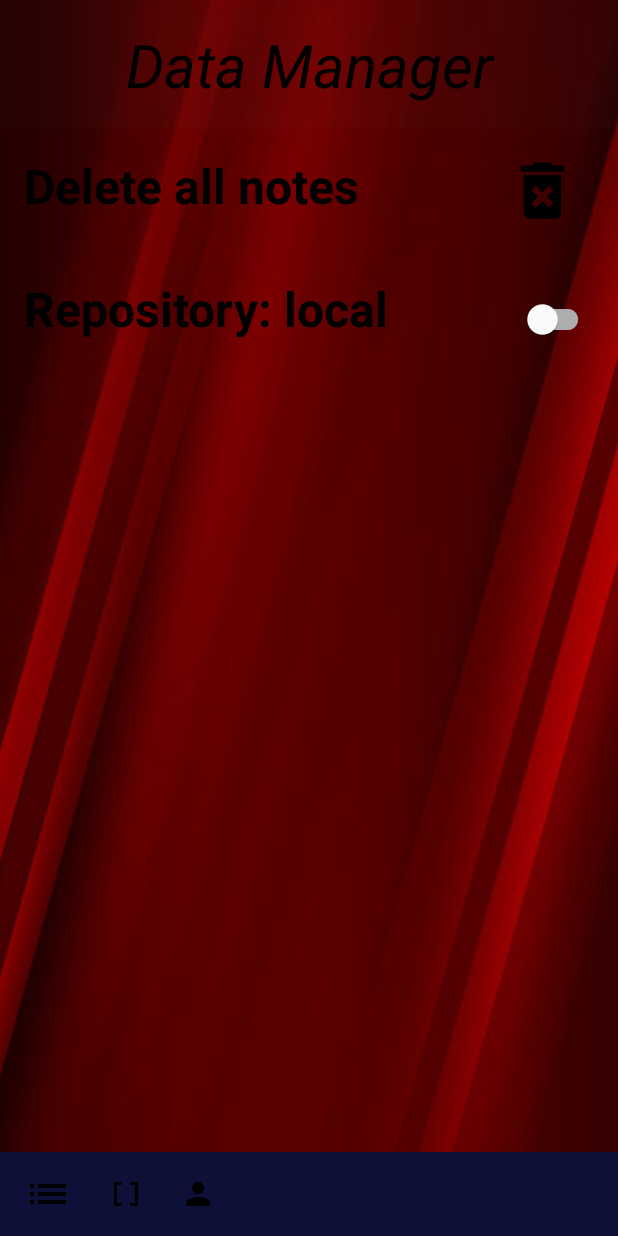
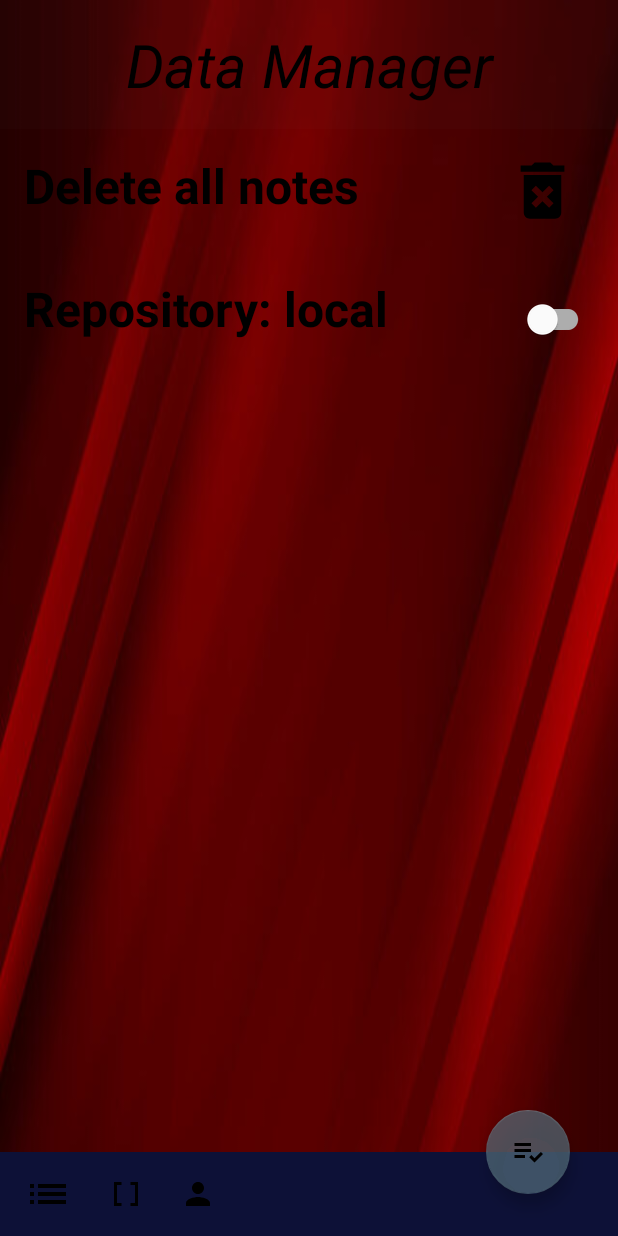
Before and after one commit to PavelB24/NotesK, an Android app: the fragment NoteList placed in its activity, after a tap on "Data Manager", on a phone screen of 412 x 824 dp. Run offline under Robolectric (Android 15) with nearby library versions, the phone set to English and light mode, and no system bars; our stand-ins replace Firebase (no records; nobody signed in at launch, a user with empty details on screens opened directly), Room's generated code; plain views replace PercentFrameLayout.

Commit message:
Работа с FAB, с item

```diff
--- a/app/src/main/java/ru/barinov/notes/ui/noteListFragment/NoteList.kt
+++ b/app/src/main/java/ru/barinov/notes/ui/noteListFragment/NoteList.kt
@@ -57,21 +57,24 @@ class NoteList : Fragment() {
             requireActivity().application().router,
             requireContext()
         )
-        requireActivity().window.statusBarColor= activity?.resources!!.getColor(R.color.dark_cherry)
-        requireActivity().window.navigationBarColor= activity?.resources!!.getColor(R.color.intense_dark_cherry)
-        (requireActivity() as Activity).fabButton.show()
+        requireActivity().window.statusBarColor =
+            activity?.resources!!.getColor(R.color.dark_cherry)
+        requireActivity().window.navigationBarColor =
+            activity?.resources!!.getColor(R.color.intense_dark_cherry)
         initFabListener()
         return binding.root
     }
 
     private fun initFabListener() {
-        if(!(requireActivity() as Activity).fabButton.hasOnClickListeners()){
-        (requireActivity() as Activity).fabButton.setOnClickListener { presenter.createNewNote() }}
+        if (!(requireActivity() as Activity).fabButton.hasOnClickListeners()) {
+            (requireActivity() as Activity).fabButton.setOnClickListener { presenter.createNewNote() }
+        }
     }
 
 
     override fun onViewCreated(view: View, savedInstanceState: Bundle?) {
-        (requireActivity() as Activity).bottomAppBar.backgroundTint = ContextCompat.getColorStateList(requireContext(), R.color.intense_dark_cherry)
+        (requireActivity() as Activity).bottomAppBar.backgroundTint =
+            ContextCompat.getColorStateList(requireContext(), R.color.intense_dark_cherry)
         initViews()
         parentFragmentManager.setFragmentResultListener(
             NoteEdit::class.simpleName!!,
@@ -186,8 +189,4 @@ class NoteList : Fragment() {
         return requireActivity().application().cloudDataBase
     }
 
-    override fun onDestroyView() {
-        (requireActivity() as Activity).fabButton.visibility= View.GONE
-        super.onDestroyView()
-    }
 }
--- a/app/src/main/java/ru/barinov/notes/ui/notesActivity/Activity.kt
+++ b/app/src/main/java/ru/barinov/notes/ui/notesActivity/Activity.kt
@@ -90,7 +90,6 @@ class Activity : AppCompatActivity(), Callable {
         //Todo костыль, переписать
 //        bottomAppBar.viewTreeObserver.addOnGlobalLayoutListener {  }
 //        Handler().postDelayed({fabButton.visibility= View.GONE}, 1000)
-        fabButton.visibility=View.INVISIBLE
         setStartFragment()
     }
 
```
